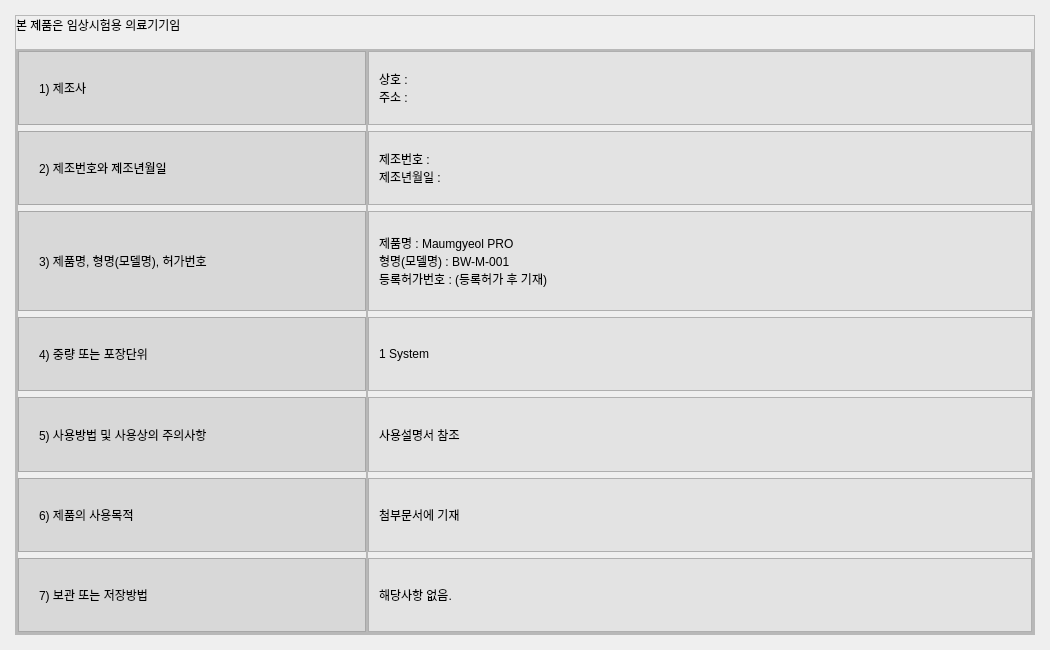
youngwookSong/bwave_gui, file dialog/product.ui: the form before one commit.
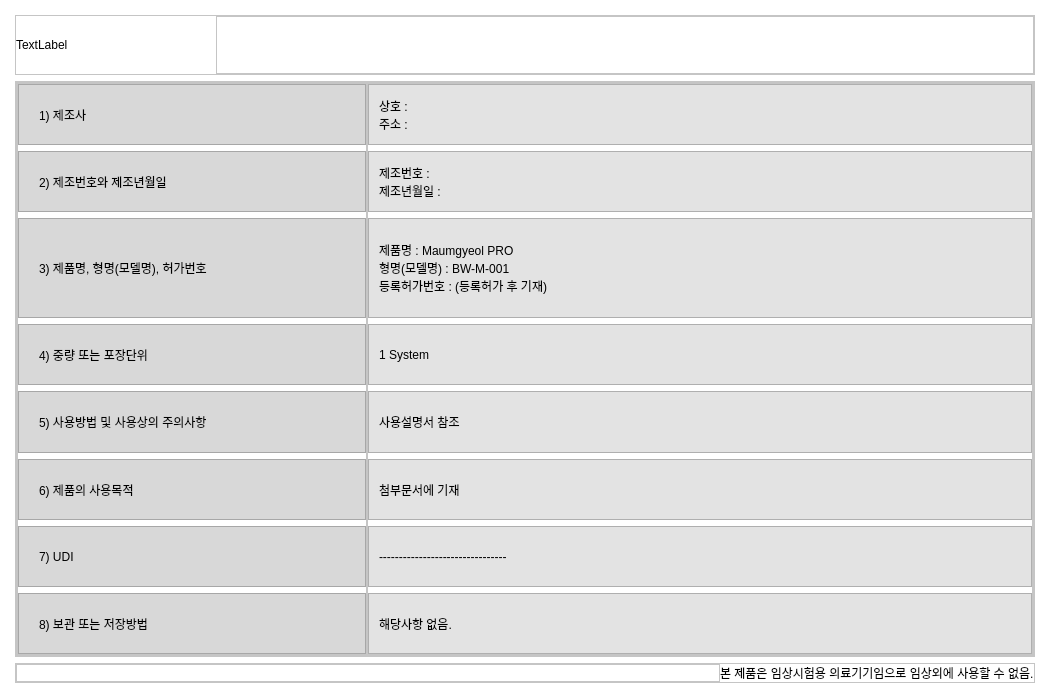
The form after the commit.

The edit to the form file:
```diff
--- a/dialog/product.ui
+++ b/dialog/product.ui
@@ -7,12 +7,15 @@
     <x>0</x>
     <y>0</y>
     <width>1050</width>
-    <height>650</height>
+    <height>698</height>
    </rect>
   </property>
   <property name="windowTitle">
    <string>Dialog</string>
   </property>
+  <property name="styleSheet">
+   <string notr="true">background-color: rgb(255, 255, 255);</string>
+  </property>
   <layout class="QVBoxLayout" name="verticalLayout">
    <property name="leftMargin">
     <number>15</number>
@@ -26,6 +29,68 @@
    <property name="bottomMargin">
     <number>15</number>
    </property>
+   <item>
+    <widget class="QFrame" name="frame_23">
+     <property name="sizePolicy">
+      <sizepolicy hsizetype="Preferred" vsizetype="Maximum">
+       <horstretch>0</horstretch>
+       <verstretch>0</verstretch>
+      </sizepolicy>
+     </property>
+     <property name="maximumSize">
+      <size>
+       <width>16777215</width>
+       <height>60</height>
+      </size>
+     </property>
+     <property name="frameShape">
+      <enum>QFrame::StyledPanel</enum>
+     </property>
+     <property name="frameShadow">
+      <enum>QFrame::Raised</enum>
+     </property>
+     <layout class="QHBoxLayout" name="horizontalLayout_19">
+      <property name="spacing">
+       <number>0</number>
+      </property>
+      <property name="leftMargin">
+       <number>0</number>
+      </property>
+      <property name="topMargin">
+       <number>0</number>
+      </property>
+      <property name="rightMargin">
+       <number>0</number>
+      </property>
+      <property name="bottomMargin">
+       <number>0</number>
+      </property>
+      <item>
+       <widget class="QLabel" name="label_16">
+        <property name="maximumSize">
+         <size>
+          <width>200</width>
+          <height>100</height>
+         </size>
+        </property>
+        <property name="text">
+         <string>TextLabel</string>
+        </property>
+       </widget>
+      </item>
+      <item>
+       <widget class="QFrame" name="frame_24">
+        <property name="frameShape">
+         <enum>QFrame::StyledPanel</enum>
+        </property>
+        <property name="frameShadow">
+         <enum>QFrame::Raised</enum>
+        </property>
+       </widget>
+      </item>
+     </layout>
+    </widget>
+   </item>
    <item>
     <widget class="QFrame" name="frame">
      <property name="frameShape">
@@ -50,22 +115,6 @@
       <property name="bottomMargin">
        <number>0</number>
       </property>
-      <item>
-       <widget class="QLabel" name="label">
-        <property name="sizePolicy">
-         <sizepolicy hsizetype="Maximum" vsizetype="Maximum">
-          <horstretch>0</horstretch>
-          <verstretch>0</verstretch>
-         </sizepolicy>
-        </property>
-        <property name="styleSheet">
-         <string notr="true">font: 75 20pt &quot;맑은 고딕&quot;;</string>
-        </property>
-        <property name="text">
-         <string>본 제품은 임상시험용 의료기기임</string>
-        </property>
-       </widget>
-      </item>
       <item>
        <widget class="QFrame" name="frame_2">
         <property name="frameShape">
@@ -354,6 +403,43 @@
               </layout>
              </widget>
             </item>
+            <item>
+             <widget class="QFrame" name="frame_21">
+              <property name="styleSheet">
+               <string notr="true">background-color: rgb(216, 216, 216);</string>
+              </property>
+              <property name="frameShape">
+               <enum>QFrame::StyledPanel</enum>
+              </property>
+              <property name="frameShadow">
+               <enum>QFrame::Raised</enum>
+              </property>
+              <layout class="QHBoxLayout" name="horizontalLayout_17">
+               <property name="spacing">
+                <number>0</number>
+               </property>
+               <property name="leftMargin">
+                <number>20</number>
+               </property>
+               <property name="topMargin">
+                <number>0</number>
+               </property>
+               <property name="rightMargin">
+                <number>0</number>
+               </property>
+               <property name="bottomMargin">
+                <number>0</number>
+               </property>
+               <item>
+                <widget class="QLabel" name="label_17">
+                 <property name="text">
+                  <string>7) UDI</string>
+                 </property>
+                </widget>
+               </item>
+              </layout>
+             </widget>
+            </item>
             <item>
              <widget class="QFrame" name="frame_11">
               <property name="styleSheet">
@@ -384,7 +470,7 @@
                <item>
                 <widget class="QLabel" name="label_8">
                  <property name="text">
-                  <string>7) 보관 또는 저장방법</string>
+                  <string>8) 보관 또는 저장방법</string>
                  </property>
                 </widget>
                </item>
@@ -650,6 +736,43 @@
               </layout>
              </widget>
             </item>
+            <item>
+             <widget class="QFrame" name="frame_22">
+              <property name="styleSheet">
+               <string notr="true">background-color: rgb(227, 227, 227);</string>
+              </property>
+              <property name="frameShape">
+               <enum>QFrame::StyledPanel</enum>
+              </property>
+              <property name="frameShadow">
+               <enum>QFrame::Raised</enum>
+              </property>
+              <layout class="QHBoxLayout" name="horizontalLayout_18">
+               <property name="spacing">
+                <number>0</number>
+               </property>
+               <property name="leftMargin">
+                <number>10</number>
+               </property>
+               <property name="topMargin">
+                <number>0</number>
+               </property>
+               <property name="rightMargin">
+                <number>0</number>
+               </property>
+               <property name="bottomMargin">
+                <number>0</number>
+               </property>
+               <item>
+                <widget class="QLabel" name="label_18">
+                 <property name="text">
+                  <string>--------------------------------</string>
+                 </property>
+                </widget>
+               </item>
+              </layout>
+             </widget>
+            </item>
             <item>
              <widget class="QFrame" name="frame_18">
               <property name="styleSheet">
@@ -696,6 +819,65 @@
      </layout>
     </widget>
    </item>
+   <item>
+    <widget class="QFrame" name="frame_19">
+     <property name="sizePolicy">
+      <sizepolicy hsizetype="Preferred" vsizetype="Maximum">
+       <horstretch>0</horstretch>
+       <verstretch>0</verstretch>
+      </sizepolicy>
+     </property>
+     <property name="frameShape">
+      <enum>QFrame::StyledPanel</enum>
+     </property>
+     <property name="frameShadow">
+      <enum>QFrame::Raised</enum>
+     </property>
+     <layout class="QHBoxLayout" name="horizontalLayout_16">
+      <property name="spacing">
+       <number>0</number>
+      </property>
+      <property name="leftMargin">
+       <number>0</number>
+      </property>
+      <property name="topMargin">
+       <number>0</number>
+      </property>
+      <property name="rightMargin">
+       <number>0</number>
+      </property>
+      <property name="bottomMargin">
+       <number>0</number>
+      </property>
+      <item>
+       <widget class="QFrame" name="frame_20">
+        <property name="frameShape">
+         <enum>QFrame::StyledPanel</enum>
+        </property>
+        <property name="frameShadow">
+         <enum>QFrame::Raised</enum>
+        </property>
+       </widget>
+      </item>
+      <item>
+       <widget class="QLabel" name="label">
+        <property name="sizePolicy">
+         <sizepolicy hsizetype="Maximum" vsizetype="Maximum">
+          <horstretch>0</horstretch>
+          <verstretch>0</verstretch>
+         </sizepolicy>
+        </property>
+        <property name="styleSheet">
+         <string notr="true">font: 75 16pt &quot;맑은 고딕&quot;;</string>
+        </property>
+        <property name="text">
+         <string>본 제품은 임상시험용 의료기기임으로 임상외에 사용할 수 없음.</string>
+        </property>
+       </widget>
+      </item>
+     </layout>
+    </widget>
+   </item>
   </layout>
  </widget>
  <resources/>
```
